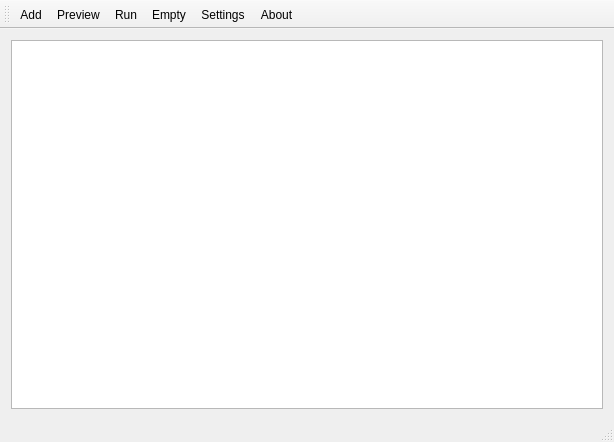
This is MainWindow.ui in congchenutd/Renamer as Qt 5 draws it before an edit. The edited form follows.
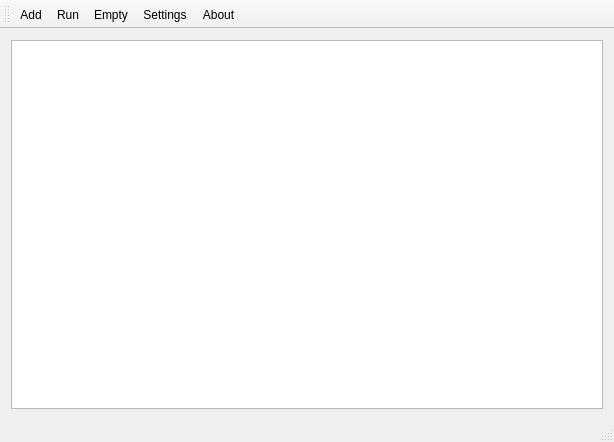
This is the edited form. Icons and pictures are not drawn.

Commit message: = Simplified process: Run->Setting->either preview or rename

The edit to the form file:
```diff
--- a/MainWindow.ui
+++ b/MainWindow.ui
@@ -70,7 +70,6 @@
     <bool>false</bool>
    </attribute>
    <addaction name="actionAdd"/>
-   <addaction name="actionPreview"/>
    <addaction name="actionRun"/>
    <addaction name="actionEmpty"/>
    <addaction name="actionSettings"/>
@@ -86,15 +85,6 @@
     <string>Add</string>
    </property>
   </action>
-  <action name="actionPreview">
-   <property name="icon">
-    <iconset resource="Resources.qrc">
-     <normaloff>:/Images/Preview.png</normaloff>:/Images/Preview.png</iconset>
-   </property>
-   <property name="text">
-    <string>Preview</string>
-   </property>
-  </action>
   <action name="actionRun">
    <property name="icon">
     <iconset resource="Resources.qrc">
```
The commit also changes 6 other files.
